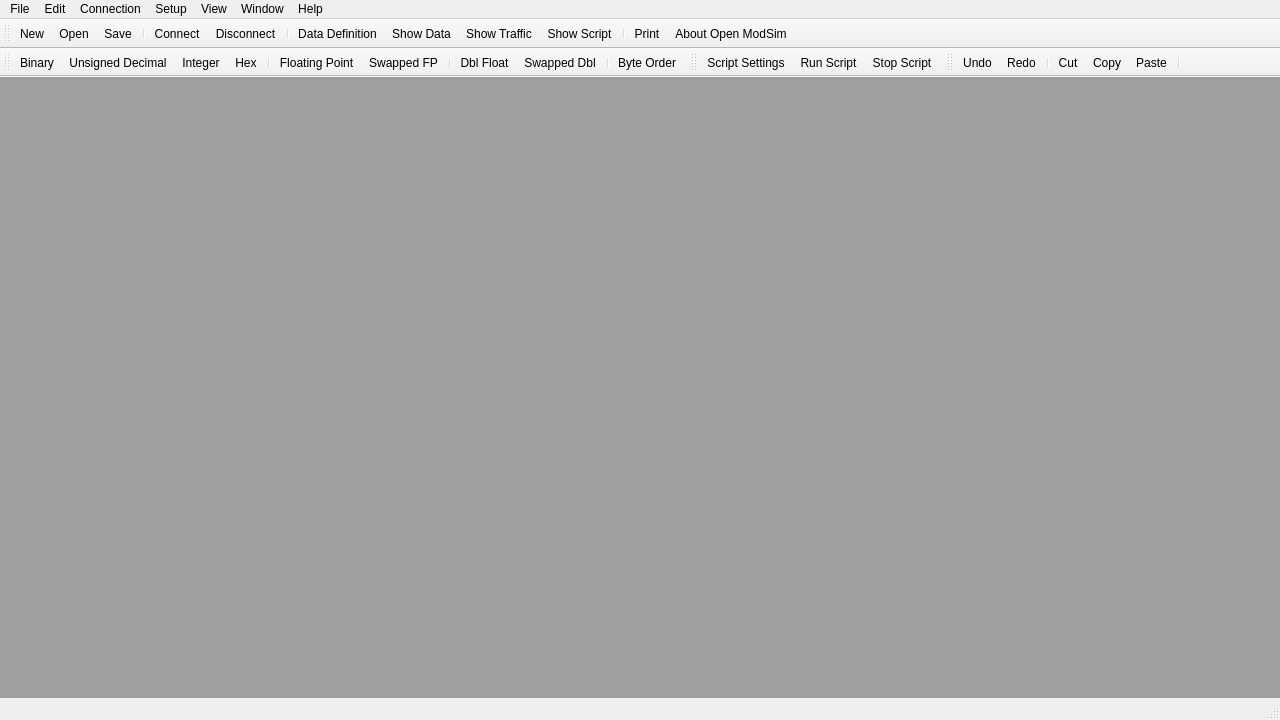
Old version of the form omodsim/mainwindow.ui in the repository sanny32/OpenModSim.
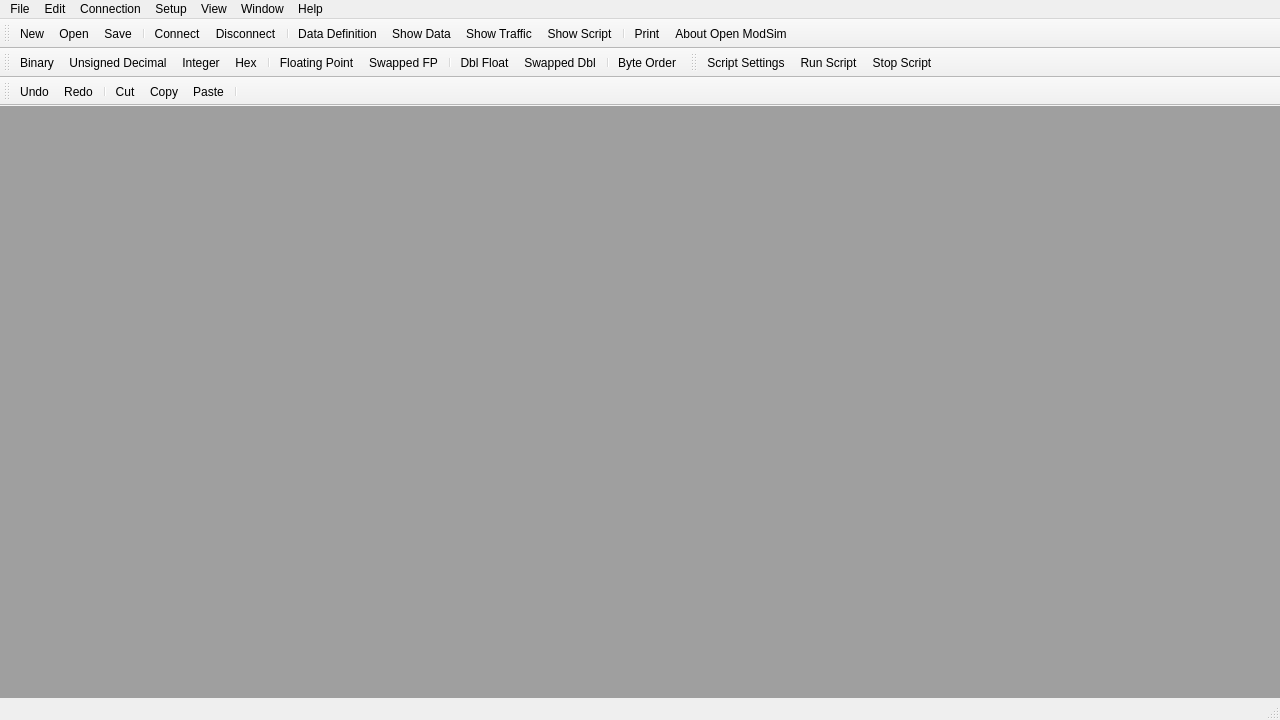
New version of the form. Icons and pictures are not drawn.

```diff
--- a/omodsim/mainwindow.ui
+++ b/omodsim/mainwindow.ui
@@ -266,7 +266,7 @@
     <enum>TopToolBarArea</enum>
    </attribute>
    <attribute name="toolBarBreak">
-    <bool>false</bool>
+    <bool>true</bool>
    </attribute>
    <addaction name="actionUndo"/>
    <addaction name="actionRedo"/>
```
Left out of the diff: 10 changed lines with no effect on the pictures.
